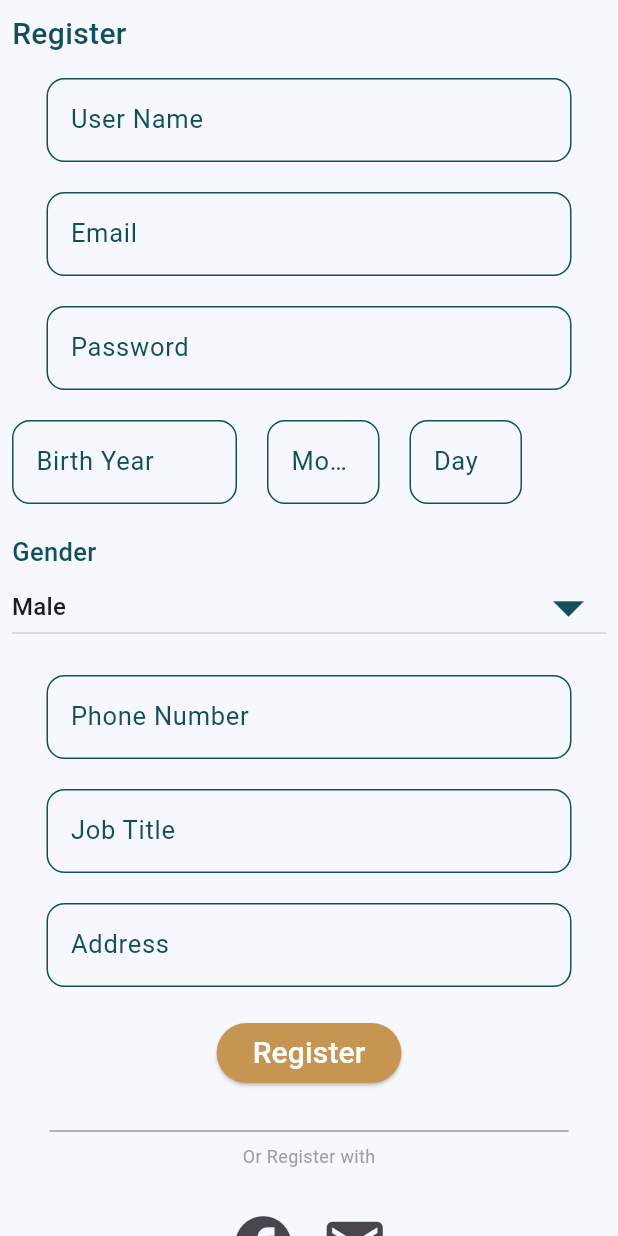
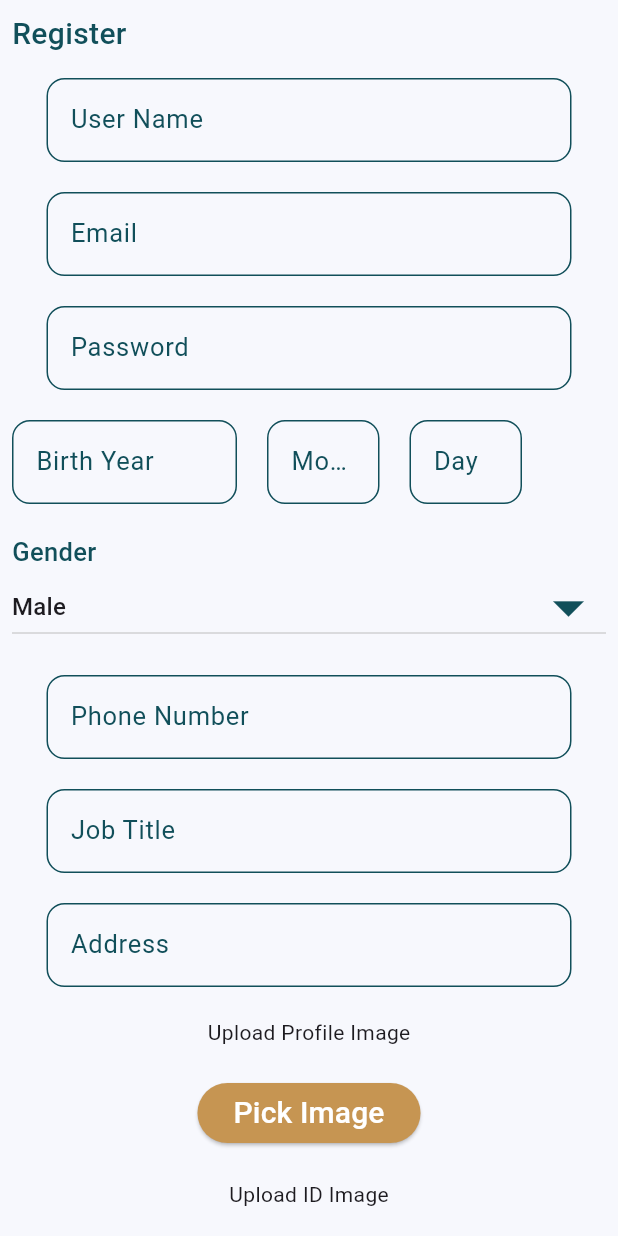
Before and after one commit to seniors007/SwapIt, a Flutter app: the RegisterView screen opened directly, on a phone screen of 412 x 824 dp. Run offline on Flutter 3.47's test engine with Material 3 defaults, Android fonts, the light colour scheme and no system bars; drawn by our look-alikes of modal_progress_hud_nsn; our stand-ins replace bloc, dio, equatable, flutter_bloc, get, group_button and 2 more; missing offline and left inert: flutter_paypal_payment.

Commit message:
update rigester with new values

```diff
--- a/lib/features/auth/presentation/views/viewModels/resister_data.dart
+++ b/lib/features/auth/presentation/views/viewModels/resister_data.dart
@@ -1,3 +1,5 @@
+import 'dart:io';
+
 class RegisterData {
   String? userName;
   String? password;
@@ -9,6 +11,8 @@ class RegisterData {
   String? birthDay;
   String? jobTitle;
   String? address;
+  File? profileImage;
+  File? idImage;
 
   RegisterData({
     this.userName,
@@ -21,5 +25,7 @@ class RegisterData {
     this.birthDay,
     this.jobTitle,
     this.address,
+    this.profileImage,
+    this.idImage,
   });
 }
--- a/lib/features/auth/presentation/views/widgets/register_view_body.dart
+++ b/lib/features/auth/presentation/views/widgets/register_view_body.dart
@@ -1,7 +1,8 @@
+import 'dart:io';
 import 'package:flutter/material.dart';
 import 'package:flutter_bloc/flutter_bloc.dart';
 import 'package:get/get.dart';
-import 'package:get/get_core/src/get_main.dart';
+import 'package:image_picker/image_picker.dart';
 import 'package:modal_progress_hud_nsn/modal_progress_hud_nsn.dart';
 import 'package:swapit/core/utils/constants.dart';
 import 'package:swapit/core/widgets/custom_button.dart';
@@ -28,19 +29,34 @@ class _RegisterViewBodyState extends State<RegisterViewBody> {
 
   bool isLoading = false;
 
+  final ImagePicker _picker = ImagePicker();
+
+  Future<void> _pickImage(Function(File) onImagePicked) async {
+    final pickedFile = await _picker.pickImage(source: ImageSource.gallery);
+    if (pickedFile != null) {
+      onImagePicked(File(pickedFile.path));
+    }
+  }
+
   @override
   Widget build(BuildContext context) {
     return BlocConsumer<RegisterCubit, RegisterState>(
       listener: (context, state) {
         if (state is RegisterLoading) {
+          setState(() {
             isLoading = true;
+          });
         } else if (state is RegisterSuccess) {
           Get.to(() => const LoginView());
           showSnackBar(context, 'Register Successful');
+          setState(() {
             isLoading = false;
+          });
         } else if (state is RegisterFailure) {
           showSnackBar(context, state.errMsg);
+          setState(() {
             isLoading = false;
+          });
         }
       },
       builder: (context, state) {
@@ -199,6 +215,30 @@ class _RegisterViewBodyState extends State<RegisterViewBody> {
                           const SizedBox(
                             height: 20.0,
                           ),
+                          _buildImagePicker(
+                            'Upload Profile Image',
+                            registerdata.profileImage,
+                            (File image) {
+                              setState(() {
+                                registerdata.profileImage = image;
+                              });
+                            },
+                          ),
+                          const SizedBox(
+                            height: 20.0,
+                          ),
+                          _buildImagePicker(
+                            'Upload ID Image',
+                            registerdata.idImage,
+                            (File image) {
+                              setState(() {
+                                registerdata.idImage = image;
+                              });
+                            },
+                          ),
+                          const SizedBox(
+                            height: 20.0,
+                          ),
                           CustomButton(
                             backgroundColor: kYellowColor,
                             label: 'Register',
@@ -215,6 +255,8 @@ class _RegisterViewBodyState extends State<RegisterViewBody> {
                                   registerdata.dateOfBirth =
                                       date.toIso8601String();
                                 }
+                                if (registerdata.profileImage != null &&
+                                    registerdata.idImage != null) {
                                   BlocProvider.of<RegisterCubit>(context)
                                       .registerUser(
                                     userName: registerdata.userName!,
@@ -225,7 +267,13 @@ class _RegisterViewBodyState extends State<RegisterViewBody> {
                                     phoneNumber: registerdata.phoneNumber!,
                                     jobTitle: registerdata.jobTitle!,
                                     address: registerdata.address!,
+                                    profileImage: registerdata.profileImage!,
+                                    idImage: registerdata.idImage!,
                                   );
+                                } else {
+                                  showSnackBar(context,
+                                      'Please upload both profile and ID images');
+                                }
                               }
                             },
                           ),
@@ -241,13 +289,10 @@ class _RegisterViewBodyState extends State<RegisterViewBody> {
                             'Or Register with',
                             style: TextStyle(color: Colors.grey, fontSize: 12),
                           ),
-                          const SizedBox(
-                            height: 20.0,
-                          ),
                           const DiffLoginMethod(),
                         ],
                       ),
-                    )
+                    ),
                   ],
                 ),
               ),
@@ -255,6 +300,29 @@ class _RegisterViewBodyState extends State<RegisterViewBody> {
           ),
         );
       },
+    );
+  }
+
+  Widget _buildImagePicker(
+      String label, File? imageFile, Function(File) onImagePicked) {
+    return Column(
+      children: [
+        Text(label),
+        const SizedBox(height: 10),
+        if (imageFile != null)
+          Image.file(
+            imageFile,
+            width: 100,
+            height: 100,
+            fit: BoxFit.cover,
+          ),
+        const SizedBox(height: 10),
+        CustomButton(
+          label: 'Pick Image',
+          onPressed: () => _pickImage(onImagePicked),
+          backgroundColor: kYellowColor,
+        ),
+      ],
     );
   }
 
--- a/pubspec.yaml
+++ b/pubspec.yaml
@@ -40,6 +40,7 @@ dependencies:
   gap: ^3.0.1
   get: ^4.6.6
   group_button: ^5.3.4
+  image_picker: ^1.1.2
   modal_progress_hud_nsn: ^0.5.1
   persistent_bottom_nav_bar: ^5.0.2
 
```
Also changed, not shown: lib/features/auth/presentation/manager/register_cubit/register_cubit.dart (+12 -7 lines), pubspec.lock, 5 other files. Lines whose indentation alone changed are shown as unchanged.
